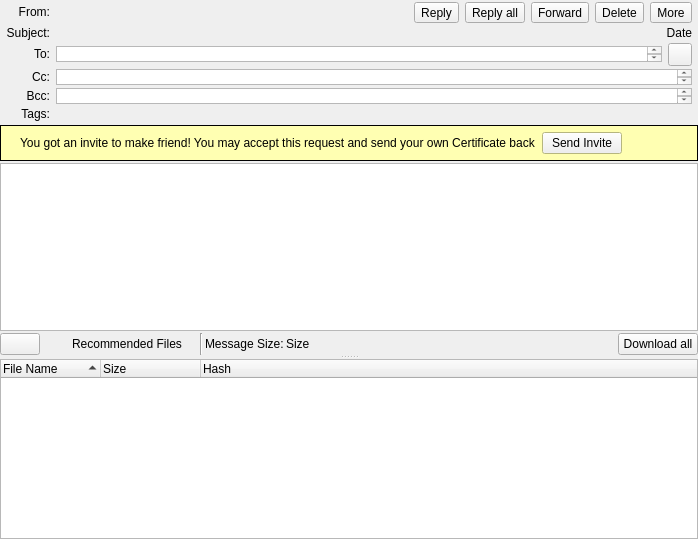
The window that retroshare-gui/src/gui/msgs/MessageWidget.ui (RetroShare/RetroShare) describes before a commit, drawn with Qt 5.
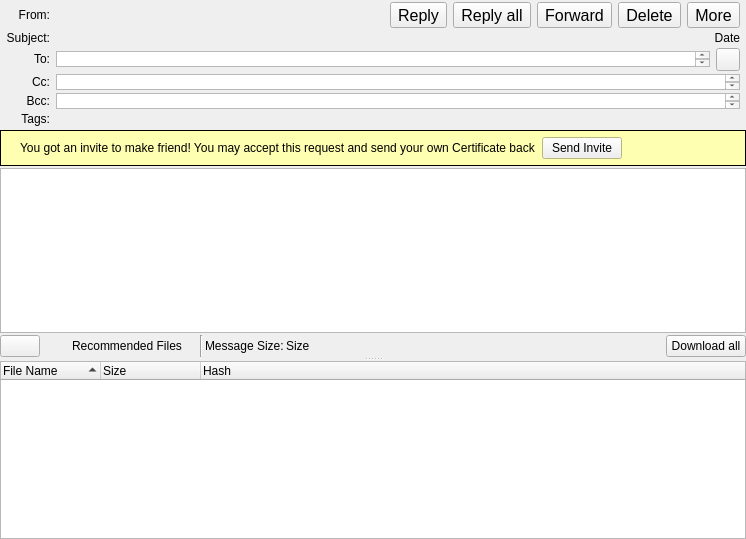
The same window after the commit. Icons and pictures are not drawn. Custom widgets are drawn as their Qt base class.

```diff
--- a/retroshare-gui/src/gui/msgs/MessageWidget.ui
+++ b/retroshare-gui/src/gui/msgs/MessageWidget.ui
@@ -6,7 +6,7 @@
    <rect>
     <x>0</x>
     <y>0</y>
-    <width>698</width>
+    <width>746</width>
     <height>539</height>
    </rect>
   </property>
@@ -85,6 +85,11 @@
             </property>
             <item>
              <widget class="QToolButton" name="replyButton">
+              <property name="font">
+               <font>
+                <pointsize>12</pointsize>
+               </font>
+              </property>
               <property name="text">
                <string>Reply</string>
               </property>
@@ -105,6 +110,11 @@
             </item>
             <item>
              <widget class="QToolButton" name="replyallButton">
+              <property name="font">
+               <font>
+                <pointsize>12</pointsize>
+               </font>
+              </property>
               <property name="toolTip">
                <string>&lt;html&gt;&lt;head/&gt;&lt;body&gt;&lt;p&gt;Reply to All&lt;/p&gt;&lt;/body&gt;&lt;/html&gt;</string>
               </property>
@@ -128,6 +138,11 @@
             </item>
             <item>
              <widget class="QToolButton" name="forwardButton">
+              <property name="font">
+               <font>
+                <pointsize>12</pointsize>
+               </font>
+              </property>
               <property name="toolTip">
                <string>&lt;html&gt;&lt;head/&gt;&lt;body&gt;&lt;p&gt;Forward selected Message&lt;/p&gt;&lt;/body&gt;&lt;/html&gt;</string>
               </property>
@@ -151,6 +166,11 @@
             </item>
             <item>
              <widget class="QToolButton" name="deleteButton">
+              <property name="font">
+               <font>
+                <pointsize>12</pointsize>
+               </font>
+              </property>
               <property name="text">
                <string>Delete</string>
               </property>
@@ -177,6 +197,11 @@
                 <verstretch>0</verstretch>
                </sizepolicy>
               </property>
+              <property name="font">
+               <font>
+                <pointsize>12</pointsize>
+               </font>
+              </property>
               <property name="toolTip">
                <string>&lt;html&gt;&lt;head/&gt;&lt;body&gt;&lt;p&gt;More actions&lt;/p&gt;&lt;/body&gt;&lt;/html&gt;</string>
               </property>
@@ -211,11 +236,6 @@
               <verstretch>0</verstretch>
              </sizepolicy>
             </property>
-            <property name="font">
-             <font>
-              <pointsize>9</pointsize>
-             </font>
-            </property>
             <property name="text">
              <string>Tags:</string>
             </property>
@@ -232,11 +252,6 @@
               <verstretch>0</verstretch>
              </sizepolicy>
             </property>
-            <property name="font">
-             <font>
-              <pointsize>9</pointsize>
-             </font>
-            </property>
             <property name="text">
              <string>Subject:</string>
             </property>
@@ -253,11 +268,6 @@
               <verstretch>0</verstretch>
              </sizepolicy>
             </property>
-            <property name="font">
-             <font>
-              <pointsize>9</pointsize>
-             </font>
-            </property>
             <property name="text">
              <string>Cc:</string>
             </property>
@@ -277,11 +287,6 @@
               <verstretch>0</verstretch>
              </sizepolicy>
             </property>
-            <property name="font">
-             <font>
-              <pointsize>9</pointsize>
-             </font>
-            </property>
             <property name="text">
              <string>Bcc:</string>
             </property>
@@ -298,11 +303,6 @@
               <verstretch>0</verstretch>
              </sizepolicy>
             </property>
-            <property name="font">
-             <font>
-              <pointsize>9</pointsize>
-             </font>
-            </property>
             <property name="text">
              <string>To:</string>
             </property>
@@ -319,13 +319,6 @@
               <verstretch>0</verstretch>
              </sizepolicy>
             </property>
-            <property name="font">
-             <font>
-              <pointsize>9</pointsize>
-              <weight>75</weight>
-              <bold>true</bold>
-             </font>
-            </property>
             <property name="wordWrap">
              <bool>true</bool>
             </property>
@@ -373,11 +366,6 @@
               <height>16777215</height>
              </size>
             </property>
-            <property name="font">
-             <font>
-              <pointsize>9</pointsize>
-             </font>
-            </property>
             <property name="scaledContents">
              <bool>true</bool>
             </property>
@@ -416,11 +404,6 @@
               <verstretch>0</verstretch>
              </sizepolicy>
             </property>
-            <property name="font">
-             <font>
-              <pointsize>9</pointsize>
-             </font>
-            </property>
             <property name="text">
              <string>From:</string>
             </property>
```
Left out of the diff: 2 changed lines with no effect on the pictures.
